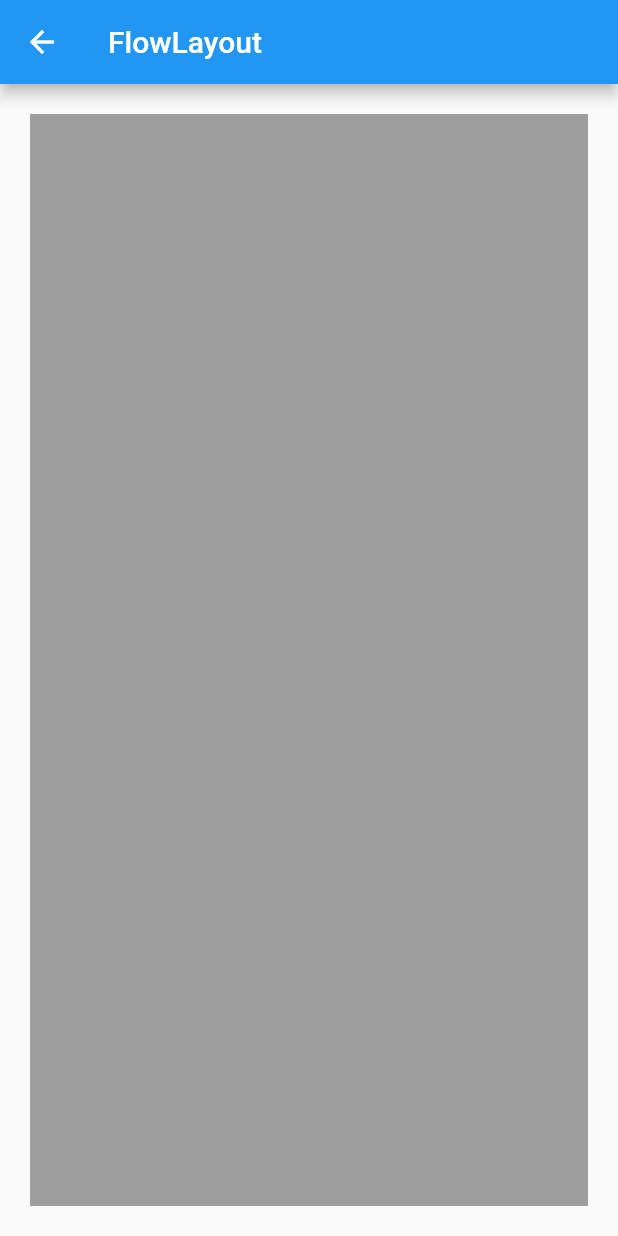
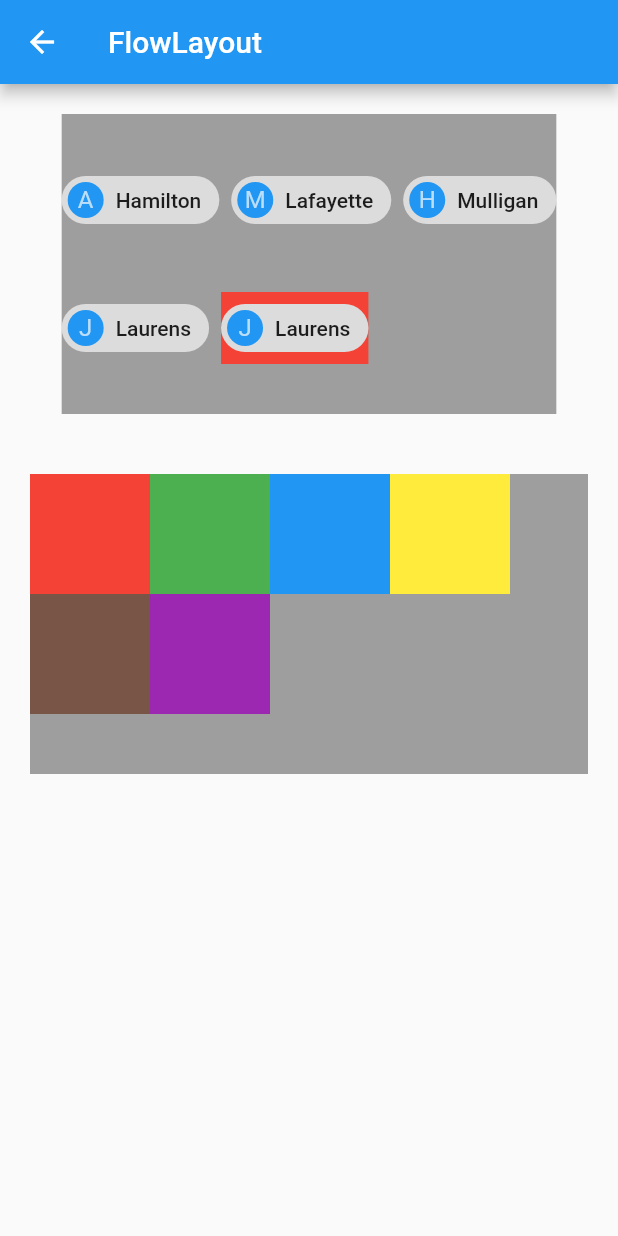
Before and after one commit to nchkdxlq/flutter_demo, a Flutter app: the FlowLayout screen opened directly, on a phone screen of 412 x 824 dp. Run offline on Flutter 3.47's test engine with Material 2 defaults, Android fonts, the phone set to English and light mode, and no system bars.

Commit message:
flowLayout

```diff
--- a/lib/layout/FlowLayout.dart
+++ b/lib/layout/FlowLayout.dart
@@ -13,9 +13,111 @@ class FlowLayout extends StatelessWidget {
   }
 
 	Widget body(BuildContext context) {
+		return Column(
+			children: [
+				wrap(context),
+				flow(context)
+			],
+		);
+	}
+
+	Widget flow(BuildContext context) {
 		return Container(
 			color: Colors.grey,
 			margin: EdgeInsets.all(20),
+			child: Flow(
+				delegate: TestFlowDelegate(margin: EdgeInsets.all(10.0)),
+				children: <Widget>[
+					Container(width: 80.0, height:80.0, color: Colors.red,),
+					Container(width: 80.0, height:80.0, color: Colors.green,),
+					Container(width: 80.0, height:80.0, color: Colors.blue,),
+					Container(width: 80.0, height:80.0,  color: Colors.yellow,),
+					Container(width: 80.0, height:80.0, color: Colors.brown,),
+					Container(width: 80.0, height:80.0,  color: Colors.purple,),
+				],
+			)
+		);
+	}
+
+
+	Widget wrap(BuildContext context) {
+		return Container(
+			color: Colors.grey,
+			margin: EdgeInsets.all(20),
+			height: 200,
+			child: Wrap(
+				direction: Axis.horizontal,
+				alignment: WrapAlignment.start, // 水平方向对齐方式
+				spacing: 8.0, // 水平方向间距
+				runAlignment: WrapAlignment.spaceEvenly, // 垂直方向对齐方式
+				runSpacing: 4.0, // 垂直方向间距
+				children: <Widget>[
+					Chip(
+						avatar: CircleAvatar(backgroundColor: Colors.blue, child: Text('A'),),
+						label: Text('Hamilton'),
+					),
+					Chip(
+						avatar: CircleAvatar(backgroundColor: Colors.blue, child: Text('M'),),
+						label: Text('Lafayette'),
+					),
+					Chip(
+						avatar: CircleAvatar(backgroundColor: Colors.blue, child: Text('H'),),
+						label: Text('Mulligan'),
+					),
+					Chip(
+						avatar: CircleAvatar(backgroundColor: Colors.blue, child: Text('J'),),
+						label: Text('Laurens'),
+					),
+					Container(
+						color: Colors.red,
+						child:Chip(
+							avatar: CircleAvatar(backgroundColor: Colors.blue, child: Text('J'),),
+							label: Text('Laurens'),
+						),
+					)
+				],
+			),
 		);
 	}
 }
+
+
+
+class TestFlowDelegate extends FlowDelegate {
+	EdgeInsets margin = EdgeInsets.zero;
+	TestFlowDelegate({this.margin});
+	@override
+	void paintChildren(FlowPaintingContext context) {
+		var x = margin.left;
+		var y = margin.top;
+		//计算每一个子widget的位置
+		for (int i = 0; i < context.childCount; i++) {
+			var w = context.getChildSize(i).width + x + margin.right;
+			if (w < context.size.width) {
+				context.paintChild(i,
+					transform: new Matrix4.translationValues(
+						x, y, 0.0));
+				x = w + margin.left;
+			} else {
+				x = margin.left;
+				y += context.getChildSize(i).height + margin.top + margin.bottom;
+				//绘制子widget(有优化)
+				context.paintChild(i,
+					transform: new Matrix4.translationValues(
+						x, y, 0.0));
+				x += context.getChildSize(i).width + margin.left + margin.right;
+			}
+		}
+	}
+
+	@override
+	getSize(BoxConstraints constraints){
+		//指定Flow的大小
+		return Size(double.infinity,200.0);
+	}
+
+	@override
+	bool shouldRepaint(FlowDelegate oldDelegate) {
+		return oldDelegate != this;
+	}
+}
```
